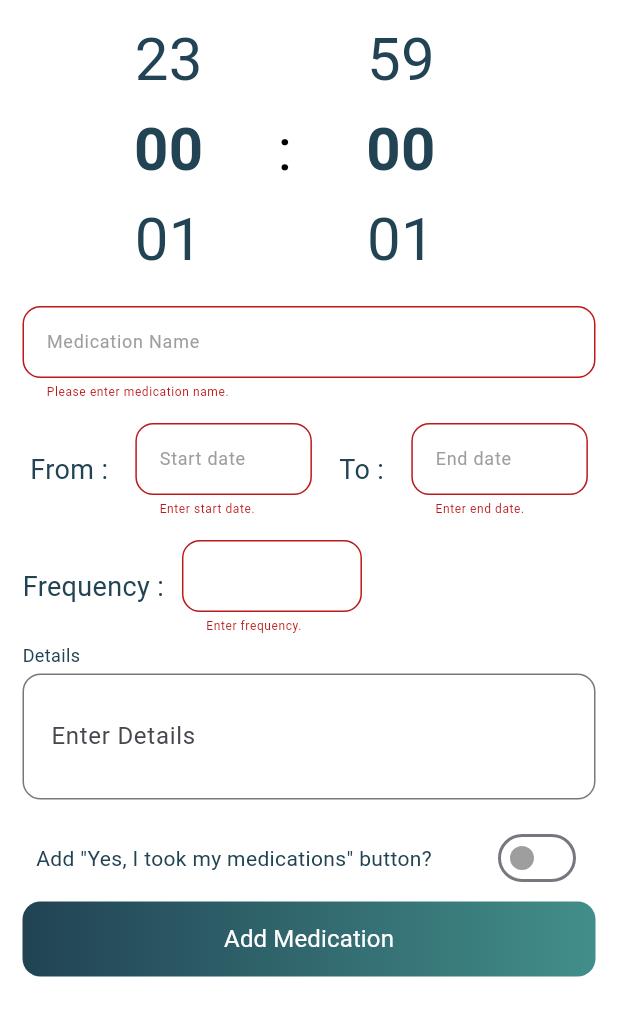
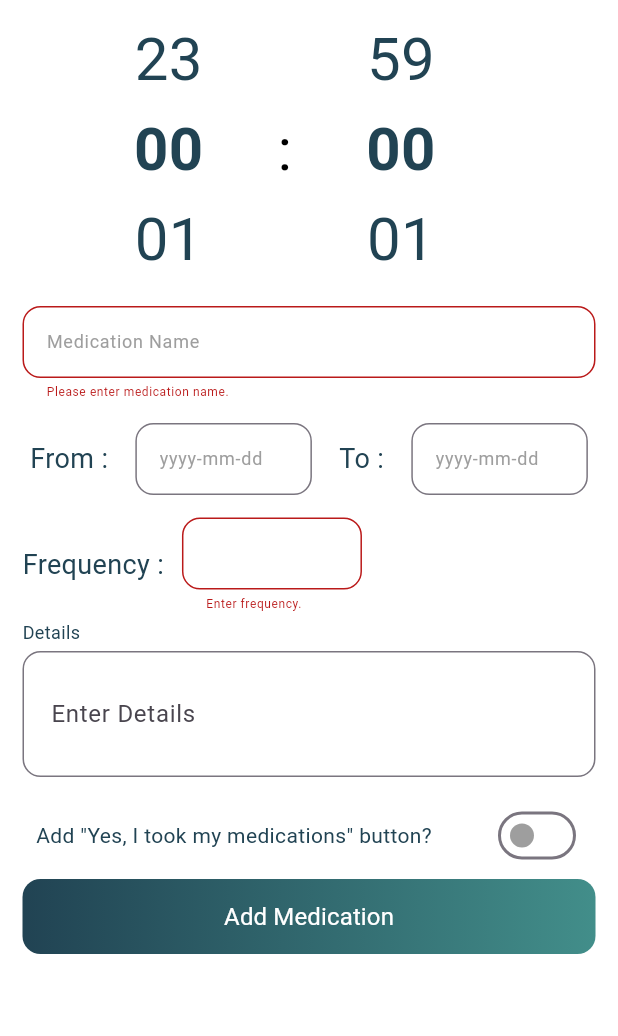
Before and after one commit to ENSIA-AI/Wise-Dose, a Flutter app: the MedicationInfo screen opened directly, after a tap on "Add Medication", on a phone screen of 412 x 824 dp, the part 150-1186 px from its top. Run offline on Flutter 3.47's test engine with Material 3 defaults, Android fonts, the phone set to English and light mode, and no system bars; drawn by our look-alikes of numberpicker; our stand-ins replace equatable, flutter_bloc, flutter_svg, shared_preferences, smooth_page_indicator, sqflite and 1 more; accounts and stored records are empty.

Commit message:
Custom Date Text Field

```diff
--- a/lib/views/screens/medication-info.dart
+++ b/lib/views/screens/medication-info.dart
@@ -7,6 +7,7 @@ import 'package:wise_dose/blocs/medication_bloc/medication_event.dart';
 import 'package:wise_dose/views/themes/style_simple/colors.dart';
 import 'package:wise_dose/views/themes/style_simple/styles.dart';
 import 'package:wise_dose/views/widgets/app_bar_arrow_back.dart';
+import 'package:wise_dose/views/widgets/date_text_field.dart';
 import 'package:wise_dose/views/widgets/gradient_button.dart';
 import 'package:wise_dose/views/widgets/number_picker.dart';
 import 'package:wise_dose/views/widgets/switch_button.dart';
@@ -66,20 +67,7 @@ class MedicationInfo extends StatelessWidget {
                                     Container(
                                       width: MediaQuery.of(context).size.width /
                                           3.5,
-                                      child: CustomTextFormField(
-                                        label: 'Start date',
-                                        hint: 'dd/mm/yyyy',
-                                        validate: (value) {
-                                          if (value == null ||
-                                              value.isEmpty) {
-                                            return "Enter start date.";
-                                          }
-                                          return null;
-                                        },
-                                        save: (value) {
-                                          _startDate = value ?? '';
-                                        },
-                                      ),
+                                      child: CustomDateTextFormField(),
                                     ),
                                     SizedBox(width: 8),
                                     Text("To :", style: standardText),
@@ -87,20 +75,7 @@ class MedicationInfo extends StatelessWidget {
                                     Container(
                                       width: MediaQuery.of(context).size.width /
                                           3.5,
-                                      child: CustomTextFormField(
-                                        label: 'End date',
-                                        hint: 'dd/mm/yyyy',
-                                        validate: (value) {
-                                          if (value == null ||
-                                              value.isEmpty) {
-                                            return "Enter end date.";
-                                          }
-                                          return null;
-                                        },
-                                        save: (value) {
-                                          _endDate = value ?? '';
-                                        },
-                                      ),
+                                      child: CustomDateTextFormField()
                                     ),
                                   ],
                                 ),
```
